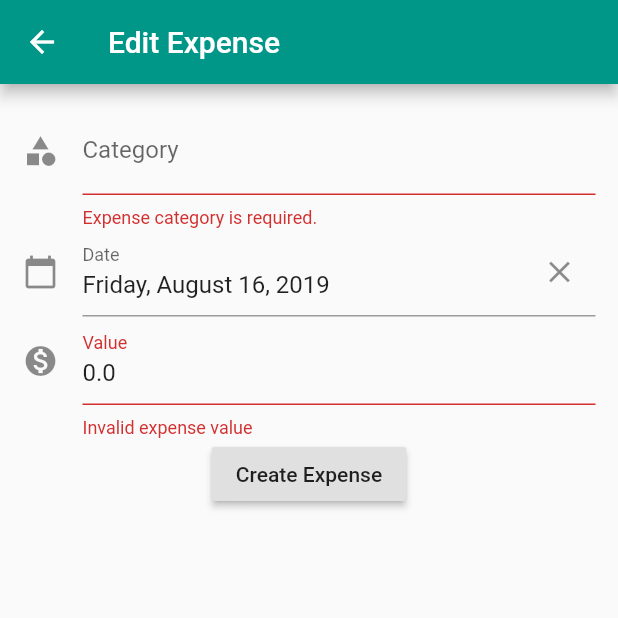
After one commit to felixssimoes/myxpenses-flutter, a Flutter app: the CreateExpenseScreen screen opened by its route, after a tap on "Create Expense", on a phone screen of 412 x 824 dp, the top half of it. The commit adds this screen. Run offline on Flutter 3.47's test engine with Material 2 defaults, Android fonts, the phone set to English and light mode, and no system bars; drawn by our look-alikes of datetime_picker_formfield; our stand-ins replace shared_preferences; accounts and stored records are empty.

Commit message:
adds create expense screen

```diff
--- a/lib/main.dart
+++ b/lib/main.dart
@@ -6,6 +6,7 @@ import 'package:myxpenses/screens/accounts/account_details.screen.dart';
 import 'package:myxpenses/screens/accounts/accounts_list.screen.dart';
 import 'package:myxpenses/screens/accounts/create_account.screen.dart';
 import 'package:myxpenses/screens/accounts/edit_account.screen.dart';
+import 'package:myxpenses/screens/expenses/create_expense.screen.dart';
 import 'package:provider/provider.dart';
 
 void main() => runApp(MyApp());
@@ -30,6 +31,7 @@ class MyApp extends StatelessWidget {
           'account-details': (_) => AccountDetailsScreen(),
           'create-account': (_) => CreateAccountScreen(),
           'edit-account': (_) => EditAccountScreen(),
+          'create-expense': (_) => CreateExpenseScreen()
         },
       ),
     );
--- a/lib/providers/expenses.provider.dart
+++ b/lib/providers/expenses.provider.dart
@@ -23,13 +23,28 @@ class ExpensesProvider with ChangeNotifier {
     return _expenses.where((e) => e.accountId == account.id).toList();
   }
 
-  Future<void> addExpense({@required Account account}) async {
+  Future<void> addRandomExpense({
+    @required Account account,
+  }) =>
+      addExpense(
+        account: account,
+        value: Random().nextDouble() * 100,
+        date: DateTime.now().subtract(Duration(days: Random().nextInt(30))),
+        category: 'expense category',
+      );
+
+  Future<void> addExpense({
+    @required Account account,
+    @required String category,
+    @required DateTime date,
+    @required double value,
+  }) async {
     final expense = Expense(
       id: DateTime.now().toString(),
       accountId: account.id,
-      value: Random().nextDouble() * 100,
-      date: DateTime.now().subtract(Duration(days: Random().nextInt(30))),
-      category: 'expense category',
+      value: value,
+      date: date,
+      category: category,
     );
     _expenses.add(expense);
     _sortExpenses();
--- a/lib/screens/accounts/account_details.screen.dart
+++ b/lib/screens/accounts/account_details.screen.dart
@@ -2,11 +2,9 @@ import 'package:flutter/material.dart';
 import 'package:intl/intl.dart';
 import 'package:myxpenses/models/account.model.dart';
 import 'package:myxpenses/models/expense.model.dart';
-import 'package:myxpenses/providers/expenses.provider.dart';
 import 'package:myxpenses/widgets/accounts/account_builder.dart';
 import 'package:myxpenses/widgets/date_interval_selector.dart';
 import 'package:myxpenses/widgets/expenses/expense_list_item.dart';
-import 'package:provider/provider.dart';
 
 class AccountDetailsScreen extends StatelessWidget {
   @override
@@ -75,8 +73,7 @@ class AccountDetailsScreen extends StatelessWidget {
     return FloatingActionButton(
       child: Icon(Icons.add_alarm),
       onPressed: () {
-        Provider.of<ExpensesProvider>(context, listen: false)
-            .addExpense(account: account);
+        Navigator.of(context).pushNamed('create-expense', arguments: account);
       },
     );
   }
--- /dev/null
+++ b/lib/screens/expenses/create_expense.screen.dart
@@ -0,0 +1,35 @@
+import 'package:flutter/material.dart';
+import 'package:myxpenses/models/account.model.dart';
+import 'package:myxpenses/providers/expenses.provider.dart';
+import 'package:myxpenses/widgets/expenses/expense_form.dart';
+import 'package:provider/provider.dart';
+
+class CreateExpenseScreen extends StatelessWidget {
+  @override
+  Widget build(BuildContext context) {
+    final account = ModalRoute.of(context).settings.arguments as Account;
+    return Scaffold(
+      appBar: AppBar(title: Text('Edit Expense')),
+      body: Container(
+        padding: EdgeInsets.all(15.0),
+        child: ExpenseForm(
+          saveExpense: (formData) => _saveExpense(context, formData, account),
+        ),
+      ),
+    );
+  }
+
+  Future<void> _saveExpense(
+    BuildContext context,
+    ExpenseFormData formData,
+    Account account,
+  ) async {
+    await Provider.of<ExpensesProvider>(context, listen: false).addExpense(
+      account: account,
+      category: formData.category,
+      date: formData.date,
+      value: formData.value,
+    );
+    Navigator.of(context).pop();
+  }
+}
--- /dev/null
+++ b/lib/widgets/expenses/expense_form.dart
@@ -0,0 +1,123 @@
+import 'package:flutter/material.dart';
+import 'package:flutter/services.dart';
+import 'package:intl/intl.dart';
+import 'package:datetime_picker_formfield/datetime_picker_formfield.dart';
+
+import 'package:myxpenses/models/expense.model.dart';
+
+class ExpenseFormData {
+  String category;
+  DateTime date;
+  double value;
+}
+
+class ExpenseForm extends StatefulWidget {
+  final Expense expense;
+  final Function(ExpenseFormData) saveExpense;
+
+  ExpenseForm({
+    this.expense,
+    @required this.saveExpense,
+  });
+
+  @override
+  _ExpenseFormState createState() => _ExpenseFormState();
+}
+
+class _ExpenseFormState extends State<ExpenseForm> {
+  final GlobalKey<FormState> _formKey = GlobalKey<FormState>();
+  final _formData = ExpenseFormData();
+
+  @override
+  void initState() {
+    super.initState();
+    if (widget.expense != null) {
+      _formData.category = widget.expense.category;
+      _formData.date = widget.expense.date;
+      _formData.value = widget.expense.value;
+    } else {
+      _formData.category = '';
+      _formData.date = DateTime.now();
+      _formData.value = 0;
+    }
+  }
+
+  @override
+  Widget build(BuildContext context) {
+    return Form(
+      key: _formKey,
+      child: Column(
+        children: <Widget>[
+          _buildCategoryField(context),
+          _buildDateField(context),
+          _buildValueField(context),
+          _buildSaveButton(context),
+        ],
+      ),
+    );
+  }
+
+  Widget _buildCategoryField(BuildContext context) {
+    return TextFormField(
+      initialValue: _formData.category,
+      decoration: InputDecoration(
+        labelText: 'Category',
+        icon: Icon(Icons.category),
+      ),
+      onSaved: (value) => _formData.category = value,
+      validator: (value) =>
+          value.isEmpty ? 'Expense category is required.' : null,
+    );
+  }
+
+  Widget _buildDateField(BuildContext context) {
+    final dateFormat = DateFormat('EEEE, MMMM d, yyyy');
+    return DateTimeField(
+      format: dateFormat,
+      initialValue: _formData.date,
+      // lastDate: DateTime.now(),
+      validator: (value) => null,
+      decoration: InputDecoration(
+        labelText: 'Date',
+        icon: Icon(Icons.calendar_today),
+      ),
+      onChanged: (date) => _formData.date = date,
+      onShowPicker: (BuildContext context, DateTime currentValue) async {
+        return showDatePicker(
+            context: context,
+            firstDate: DateTime(1900),
+            initialDate: currentValue ?? DateTime.now(),
+            lastDate: DateTime(2100));
+      },
+    );
+  }
+
+  Widget _buildValueField(BuildContext context) {
+    return TextFormField(
+      initialValue: _formData.value.toString(),
+      decoration: InputDecoration(
+        labelText: 'Value',
+        icon: Icon(Icons.monetization_on),
+      ),
+      inputFormatters: [
+        WhitelistingTextInputFormatter(RegExp(r'^(?:[1-9]\d*|0)?(?:\.\d?\d?)?'))
+      ],
+      keyboardType: TextInputType.number,
+      onSaved: (value) => _formData.value = double.parse(value),
+      validator: (value) =>
+          (double.tryParse(value) ?? 0) <= 0 ? 'Invalid expense value' : null,
+    );
+  }
+
+  Widget _buildSaveButton(BuildContext context) {
+    final title = widget.expense == null ? 'Create Expense' : 'Update Expense';
+    return RaisedButton(
+      child: Text(title),
+      onPressed: () {
+        if (!_formKey.currentState.validate()) return;
+        _formKey.currentState.save();
+        widget.saveExpense(_formData);
+      },
+    );
+  }
+}
--- a/lib/widgets/expenses/expense_list_item.dart
+++ b/lib/widgets/expenses/expense_list_item.dart
@@ -15,9 +15,15 @@ class ExpenseListItem extends StatelessWidget {
   Widget build(BuildContext context) {
     final expense = Provider.of<ExpensesProvider>(context).findById(expenseId);
     return ListTile(
-      title: Text(expense.id),
+      title: Text(expense.category),
       subtitle: Text(DateFormat('dd/MM/yyyy').format(expense.date)),
-      trailing: Text(NumberFormat.currency(name: 'EUR').format(expense.value)),
+      trailing: Text(
+        NumberFormat.currency(name: 'EUR ').format(expense.value),
+        style: TextStyle(
+          color: Colors.brown,
+          fontWeight: FontWeight.bold,
+        ),
+      ),
     );
   }
 }
--- a/pubspec.yaml
+++ b/pubspec.yaml
@@ -22,6 +22,7 @@ dependencies:
   provider: ^3.0.0+1
   intl: ^0.15.8
   shared_preferences: ^0.5.3+4
+  datetime_picker_formfield: ^0.4.2
 
   # The following adds the Cupertino Icons font to your application.
   # Use with the CupertinoIcons class for iOS style icons.
```
Also changed, not shown: pubspec.lock.
